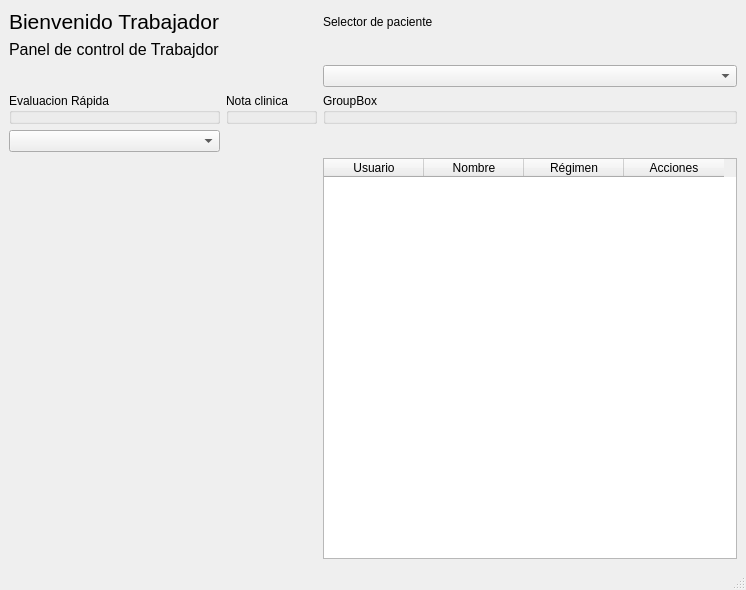
Qt form src/vista/ui/trabajador/trabajador_dashboard.ui (mbatla00/cediza_IS) before a commit.
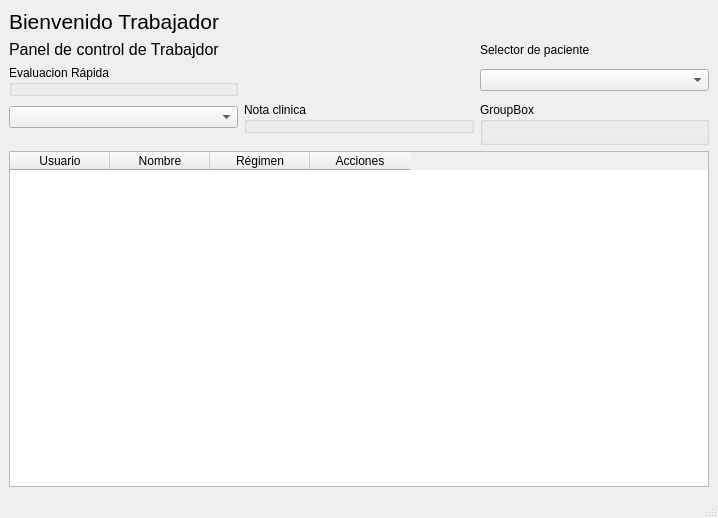
The same form after that commit.

Commit message: implementaciones nuevas de vista en admin y paciente

Patch:
```diff
--- a/src/vista/ui/trabajador/trabajador_dashboard.ui
+++ b/src/vista/ui/trabajador/trabajador_dashboard.ui
@@ -6,8 +6,8 @@
    <rect>
     <x>0</x>
     <y>0</y>
-    <width>746</width>
-    <height>590</height>
+    <width>718</width>
+    <height>518</height>
    </rect>
   </property>
   <property name="windowTitle">
@@ -15,6 +15,29 @@
   </property>
   <widget class="QWidget" name="centralwidget">
    <layout class="QGridLayout" name="gridLayout">
+    <item row="2" column="0">
+     <layout class="QGridLayout" name="gridLayout_3">
+      <item row="0" column="0">
+       <widget class="QGroupBox" name="evaluacion_rapida">
+        <property name="title">
+         <string>Evaluacion Rápida</string>
+        </property>
+       </widget>
+      </item>
+     </layout>
+    </item>
+    <item row="1" column="0">
+     <widget class="QLabel" name="subtitulo">
+      <property name="font">
+       <font>
+        <pointsize>12</pointsize>
+       </font>
+      </property>
+      <property name="text">
+       <string>Panel de control de Trabajdor</string>
+      </property>
+     </widget>
+    </item>
     <item row="0" column="0">
      <widget class="QLabel" name="titulo">
       <property name="font">
@@ -27,76 +50,57 @@
       </property>
      </widget>
     </item>
-    <item row="0" column="2">
+    <item row="7" column="0" colspan="3">
+     <widget class="QTableWidget" name="tabla_pacientes">
+      <column>
+       <property name="text">
+        <string>Usuario</string>
+       </property>
+      </column>
+      <column>
+       <property name="text">
+        <string>Nombre</string>
+       </property>
+      </column>
+      <column>
+       <property name="text">
+        <string>Régimen</string>
+       </property>
+      </column>
+      <column>
+       <property name="text">
+        <string>Acciones</string>
+       </property>
+      </column>
+     </widget>
+    </item>
+    <item row="4" column="0">
+     <widget class="QComboBox" name="nota_paciente"/>
+    </item>
+    <item row="1" column="2">
      <widget class="QLabel" name="label_2">
       <property name="text">
        <string>Selector de paciente</string>
       </property>
      </widget>
     </item>
-    <item row="1" column="0">
-     <widget class="QLabel" name="subtitulo">
-      <property name="font">
-       <font>
-        <pointsize>12</pointsize>
-       </font>
-      </property>
-      <property name="text">
-       <string>Panel de control de Trabajdor</string>
-      </property>
-     </widget>
-    </item>
     <item row="2" column="2">
      <widget class="QComboBox" name="seleccion_paciente"/>
     </item>
-    <item row="3" column="0">
-     <widget class="QGroupBox" name="evaluacion_rapida">
-      <property name="title">
-       <string>Evaluacion Rápida</string>
-      </property>
-     </widget>
-    </item>
-    <item row="3" column="1">
+    <item row="4" column="1">
      <widget class="QGroupBox" name="nota_clinica">
       <property name="title">
        <string>Nota clinica</string>
       </property>
      </widget>
     </item>
-    <item row="3" column="2">
+    <item row="4" column="2" rowspan="3">
      <widget class="QGroupBox" name="especialista">
       <property name="title">
        <string>GroupBox</string>
       </property>
      </widget>
     </item>
-    <item row="4" column="0">
-     <widget class="QComboBox" name="nota_paciente"/>
-    </item>
-    <item row="5" column="2">
-     <widget class="QTableWidget" name="tabla_pacientes">
-      <column>
-       <property name="text">
-        <string>Usuario</string>
-       </property>
-      </column>
-      <column>
-       <property name="text">
-        <string>Nombre</string>
-       </property>
-      </column>
-      <column>
-       <property name="text">
-        <string>Régimen</string>
-       </property>
-      </column>
-      <column>
-       <property name="text">
-        <string>Acciones</string>
-       </property>
-      </column>
-     </widget>
-    </item>
    </layout>
   </widget>
   <widget class="QMenuBar" name="menubar">
@@ -104,7 +108,7 @@
     <rect>
      <x>0</x>
      <y>0</y>
-     <width>746</width>
+     <width>718</width>
      <height>22</height>
     </rect>
    </property>
```
The commit also changes 9 other files.
